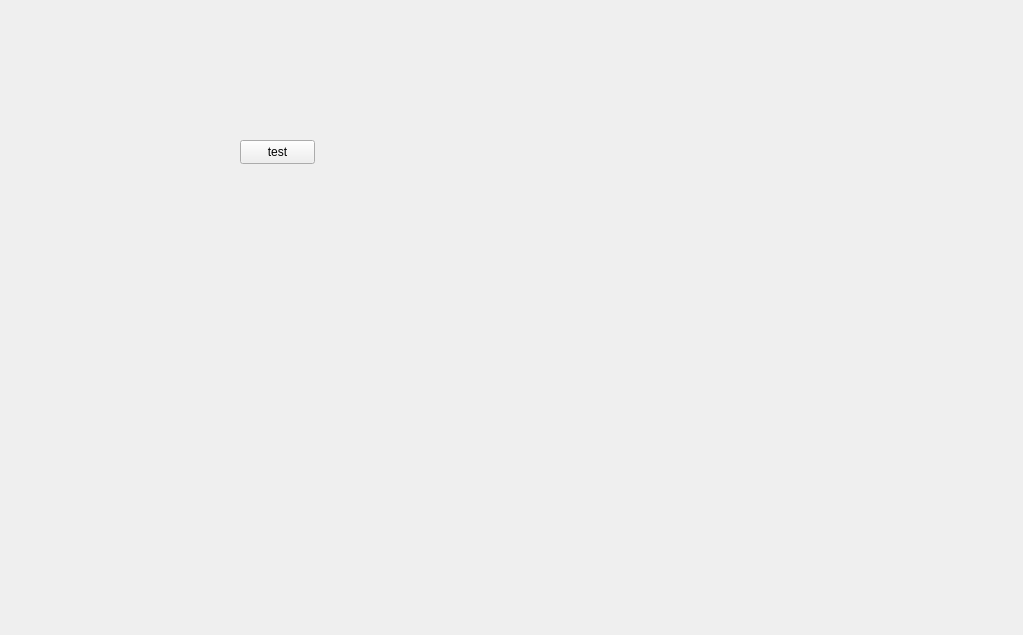
Before: the Qt Designer form binarydbwindow.ui in gotospeleo99-coder/system-trade-backtest, drawn with Qt 5.
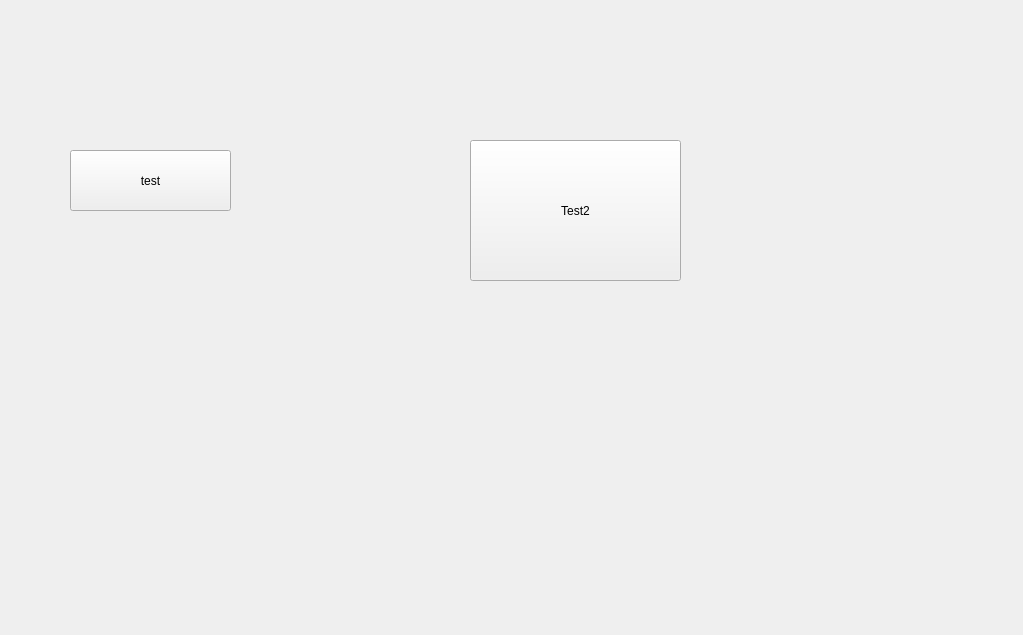
After: the same form once the commit is applied.

```diff
--- a/binarydbwindow.ui
+++ b/binarydbwindow.ui
@@ -16,16 +16,29 @@
   <widget class="QPushButton" name="Test">
    <property name="geometry">
     <rect>
-     <x>240</x>
-     <y>140</y>
-     <width>75</width>
-     <height>24</height>
+     <x>70</x>
+     <y>150</y>
+     <width>161</width>
+     <height>61</height>
     </rect>
    </property>
    <property name="text">
     <string>test</string>
    </property>
   </widget>
+  <widget class="QPushButton" name="second">
+   <property name="geometry">
+    <rect>
+     <x>470</x>
+     <y>140</y>
+     <width>211</width>
+     <height>141</height>
+    </rect>
+   </property>
+   <property name="text">
+    <string>Test2</string>
+   </property>
+  </widget>
  </widget>
  <resources/>
  <connections/>
```
